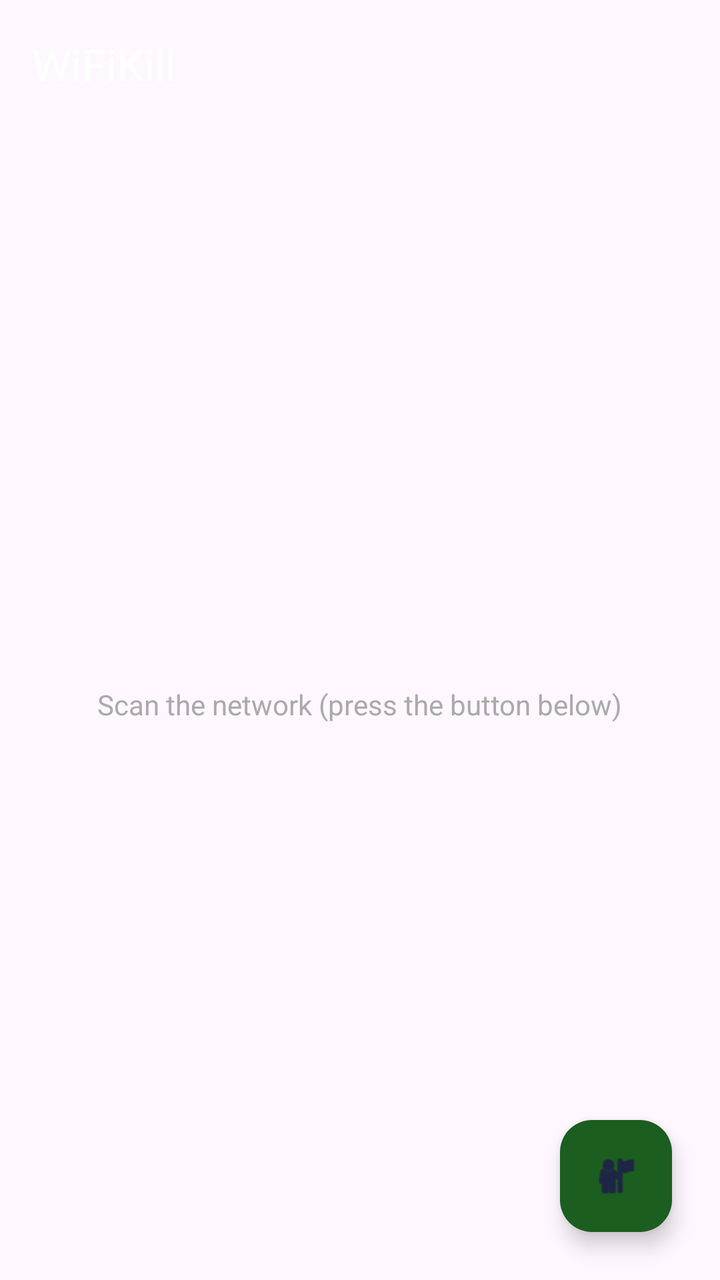
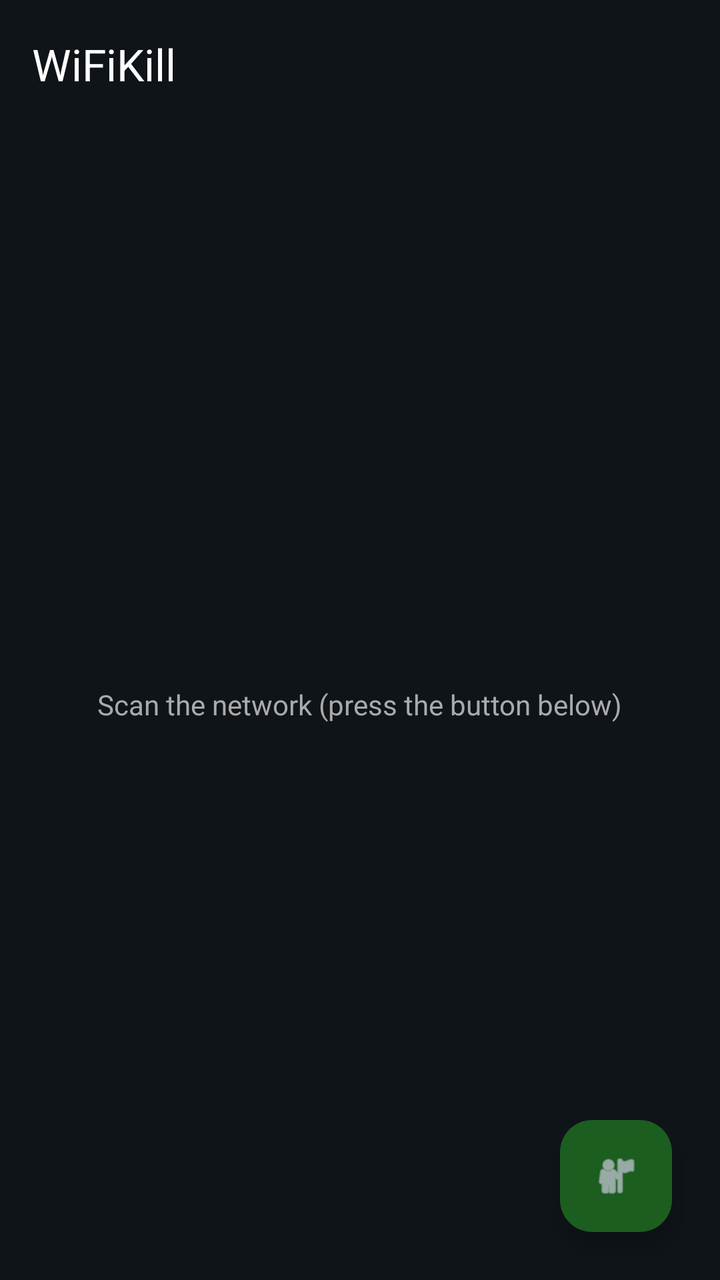

Two renders of the same Android screen: before a commit and after it. Below are the layout's source before the change and the commit's diff.
<!-- AndroidManifest.xml: application theme Theme.WifiKill -->
<!-- res/layout/activity_main.xml -->
<?xml version="1.0" encoding="utf-8"?>
<androidx.constraintlayout.widget.ConstraintLayout
    xmlns:android="http://schemas.android.com/apk/res/android"
    xmlns:app="http://schemas.android.com/apk/res-auto"
    android:layout_width="match_parent"
    android:layout_height="match_parent">

    <com.google.android.material.appbar.MaterialToolbar
        android:id="@+id/toolbar"
        android:layout_width="match_parent"
        android:layout_height="wrap_content"
        app:title="@string/app_name"
        app:titleTextColor="@android:color/white"
        app:layout_constraintTop_toTopOf="parent">
    </com.google.android.material.appbar.MaterialToolbar>

    <ProgressBar
        android:id="@+id/scanProgress"
        style="?android:attr/progressBarStyleHorizontal"
        android:layout_width="match_parent"
        android:layout_height="wrap_content"
        android:visibility="gone"
        app:layout_constraintTop_toBottomOf="@id/toolbar"/>

    <androidx.recyclerview.widget.RecyclerView
        android:id="@+id/hostList"
        android:layout_width="match_parent"
        android:layout_height="0dp"
        android:clipToPadding="false"
        android:paddingBottom="88dp"
        app:layoutManager="androidx.recyclerview.widget.LinearLayoutManager"
        app:layout_constraintTop_toBottomOf="@id/scanProgress"
        app:layout_constraintBottom_toBottomOf="parent"/>

    <TextView
        android:id="@+id/emptyView"
        android:layout_width="wrap_content"
        android:layout_height="wrap_content"
        android:text="@string/no_hosts"
        android:textColor="@android:color/darker_gray"
        app:layout_constraintTop_toTopOf="@id/scanProgress"
        app:layout_constraintBottom_toBottomOf="parent"
        app:layout_constraintStart_toStartOf="parent"
        app:layout_constraintEnd_toEndOf="parent"/>

    <com.google.android.material.floatingactionbutton.FloatingActionButton
        android:id="@+id/scanFab"
        android:layout_width="wrap_content"
        android:layout_height="wrap_content"
        android:src="@android:drawable/ic_menu_myplaces"
        android:contentDescription="@string/scan"
        app:backgroundTint="@color/primary"
        app:layout_constraintBottom_toBottomOf="parent"
        app:layout_constraintEnd_toEndOf="parent"
        android:layout_margin="24dp"/>
</androidx.constraintlayout.widget.ConstraintLayout>
<!-- resources referenced by this layout -->
<resources>
  <color name="primary">#1B5E20</color>
  <string name="app_name">WiFiKill</string>
  <string name="no_hosts">Scan the network (press the button below)</string>
  <string name="scan">Scan</string>
  <style name="Theme.WifiKill" parent="Theme.Material3.DayNight.NoActionBar">
          <item name="colorPrimary">@color/primary</item>
      </style>
</resources>

<!-- the commit's change to res/layout/activity_main.xml (unified diff, before → after) -->
@@ -19,6 +19,8 @@
         style="?android:attr/progressBarStyleHorizontal"
         android:layout_width="match_parent"
         android:layout_height="wrap_content"
+        android:indeterminate="true"
+        android:indeterminateTint="@color/accent"
         android:visibility="gone"
         app:layout_constraintTop_toBottomOf="@id/toolbar"/>
 
<!-- resource entries referenced after the edit -->
@@ -1,11 +1,15 @@
 <!-- resources referenced by this layout -->
 <resources>
+  <color name="accent">#4CAF50</color>
   <color name="primary">#1B5E20</color>
   <string name="app_name">WiFiKill</string>
   <string name="no_hosts">Scan the network (press the button below)</string>
   <string name="scan">Scan</string>
-  <style name="Theme.WifiKill" parent="Theme.Material3.DayNight.NoActionBar">
+  <style name="Theme.WifiKill" parent="Theme.Material3.Dark.NoActionBar">
           <item name="colorPrimary">@color/primary</item>
+          <item name="colorSurface">@color/background</item>
+          <item name="android:windowBackground">@color/background</item>
       </style>
+  <color name="background">#0F1419</color>
 </resources>
 
